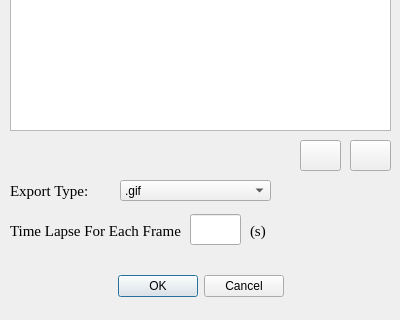
Above: animation/animation.ui from sythenA/SRH2D-TEC-Viewer before the change; both pictures show x 0 to 400 and y 210 to 530 of the 400 by 530 pixel window. Below: the same form after it.
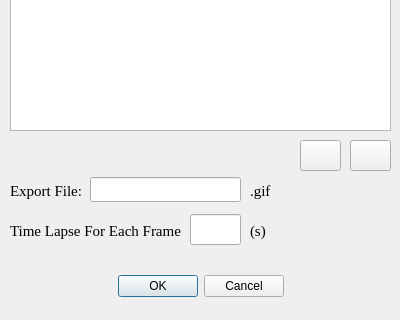
That is the form after the change.

```diff
--- a/animation/animation.ui
+++ b/animation/animation.ui
@@ -52,26 +52,6 @@
     </rect>
    </property>
   </widget>
-  <widget class="QComboBox" name="selectTypeCombo">
-   <property name="geometry">
-    <rect>
-     <x>120</x>
-     <y>390</y>
-     <width>151</width>
-     <height>21</height>
-    </rect>
-   </property>
-   <item>
-    <property name="text">
-     <string>.gif</string>
-    </property>
-   </item>
-   <item>
-    <property name="text">
-     <string>.mp4</string>
-    </property>
-   </item>
-  </widget>
   <widget class="QLabel" name="label">
    <property name="geometry">
     <rect>
@@ -88,7 +68,7 @@
     </font>
    </property>
    <property name="text">
-    <string>Export Type:</string>
+    <string>Export File:</string>
    </property>
   </widget>
   <widget class="QPushButton" name="moveUpBtn">
@@ -165,6 +145,45 @@
     <string>(s)</string>
    </property>
   </widget>
+  <widget class="QLineEdit" name="lineEdit">
+   <property name="geometry">
+    <rect>
+     <x>-180</x>
+     <y>340</y>
+     <width>113</width>
+     <height>20</height>
+    </rect>
+   </property>
+  </widget>
+  <widget class="QLineEdit" name="outputNameEdit">
+   <property name="geometry">
+    <rect>
+     <x>90</x>
+     <y>387</y>
+     <width>151</width>
+     <height>25</height>
+    </rect>
+   </property>
+  </widget>
+  <widget class="QLabel" name="label_4">
+   <property name="geometry">
+    <rect>
+     <x>250</x>
+     <y>390</y>
+     <width>71</width>
+     <height>21</height>
+    </rect>
+   </property>
+   <property name="font">
+    <font>
+     <family>Times New Roman</family>
+     <pointsize>11</pointsize>
+    </font>
+   </property>
+   <property name="text">
+    <string>.gif</string>
+   </property>
+  </widget>
  </widget>
  <resources/>
  <connections>
```
